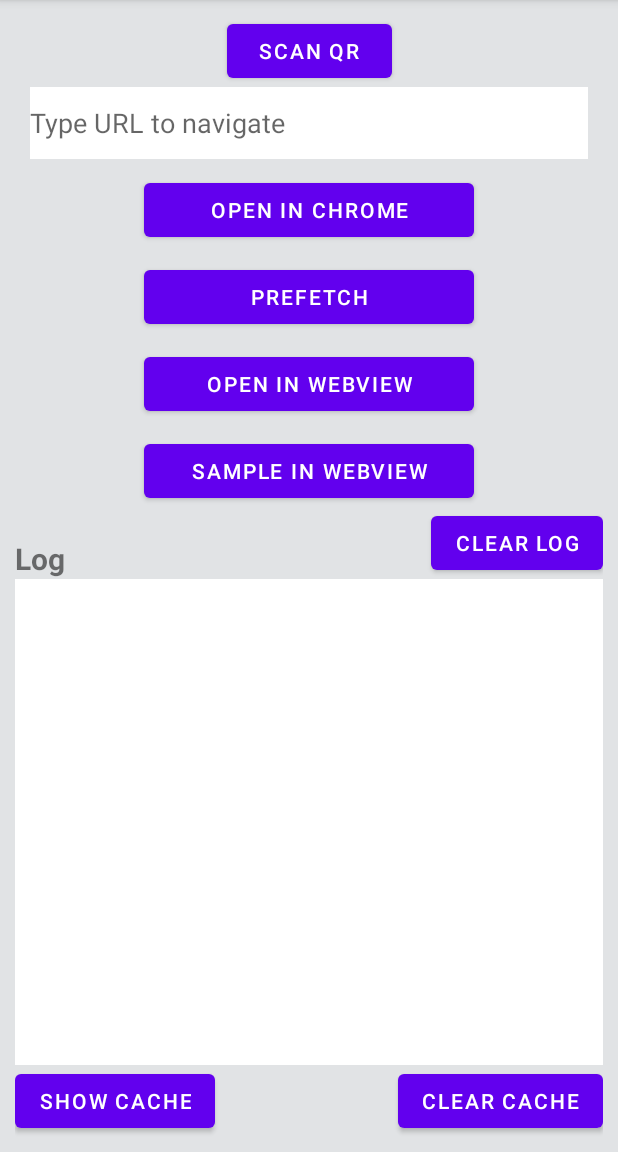
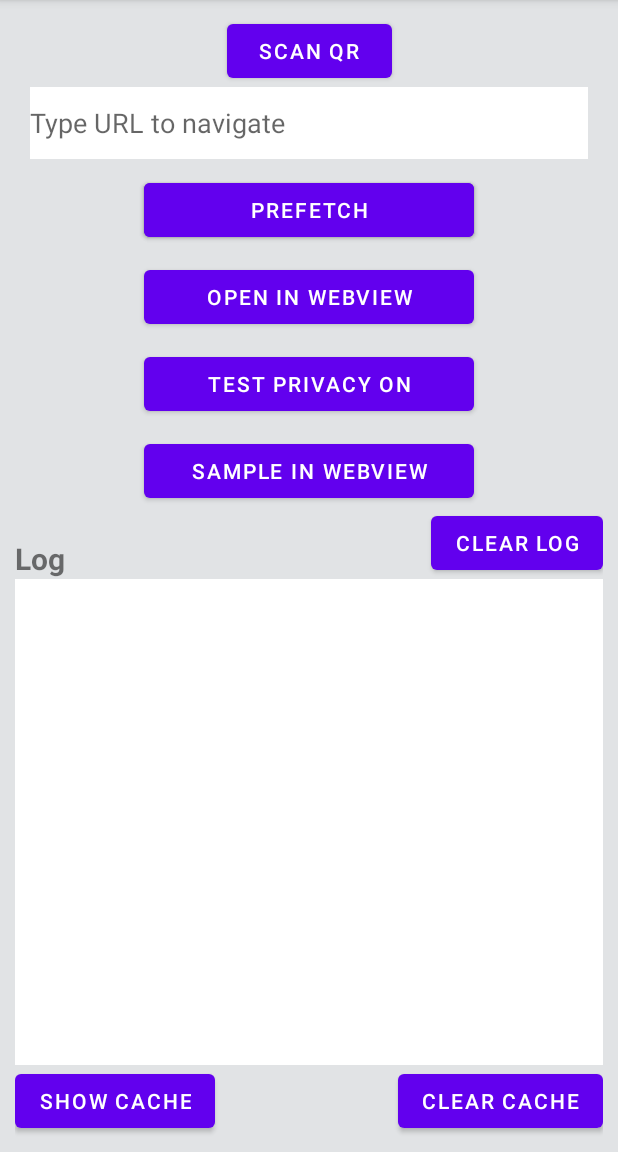
Before and after one commit to Transported-Labs/android-webview-sdk-demo, an Android app: the screen it shows after launch (MainActivity), on a phone screen of 412 x 824 dp, the part 84-1236 px from its top. Run offline under Robolectric (Android 15) with nearby library versions, the phone set to English and light mode, and no system bars; libraries missing offline, so code that uses them is left out: com.cueaudio.cuelightshow, com.google.zxing.integration; 1 statement that could not run was skipped.

Commit message:
Added option to navigate with privacy=true param

```diff
--- a/app/src/main/res/layout/activity_main.xml
+++ b/app/src/main/res/layout/activity_main.xml
@@ -51,7 +51,7 @@
         android:text="@string/prefetch"
         app:layout_constraintEnd_toEndOf="parent"
         app:layout_constraintStart_toStartOf="parent"
-        app:layout_constraintTop_toBottomOf="@id/openInChromeButton" />
+        app:layout_constraintTop_toBottomOf="@id/urlEditText" />
 
     <Button
         android:id="@+id/navigateButton"
@@ -63,6 +63,16 @@
         app:layout_constraintEnd_toEndOf="parent"
         app:layout_constraintStart_toStartOf="parent"
         app:layout_constraintTop_toBottomOf="@id/prefetchButton" />
+    <Button
+        android:id="@+id/navigateWithPrivacyButton"
+        android:layout_width="wrap_content"
+        android:layout_height="wrap_content"
+        android:layout_margin="10dp"
+        android:minWidth="@dimen/button_min_width"
+        android:text="@string/navigate_with_privacy"
+        app:layout_constraintEnd_toEndOf="parent"
+        app:layout_constraintStart_toStartOf="parent"
+        app:layout_constraintTop_toBottomOf="@id/navigateButton" />
 
     <Button
         android:id="@+id/openFileButton"
@@ -73,7 +83,7 @@
         android:text="@string/open_sample_page"
         app:layout_constraintEnd_toEndOf="parent"
         app:layout_constraintStart_toStartOf="parent"
-        app:layout_constraintTop_toBottomOf="@id/navigateButton" />
+        app:layout_constraintTop_toBottomOf="@id/navigateWithPrivacyButton" />
 
     <RelativeLayout
         android:id="@+id/log_topbar"
--- a/app/src/main/res/values/strings.xml
+++ b/app/src/main/res/values/strings.xml
@@ -2,6 +2,7 @@
     <string name="app_name">WebViewSDKDemo</string>
     <string name="prefetch">Prefetch</string>
     <string name="navigate_to_url">Open in WebView</string>
+    <string name="navigate_with_privacy">Test privacy ON</string>
     <string name="open_sample_page">Sample in WebView</string>
     <string name="open_in_browser">Open in Chrome</string>
     <string name="scan_qr">Scan QR</string>
```
Also changed, not shown: app/src/main/java/com/cueaudio/webviewsdkdemo/MainActivity.kt (+22 -2 lines).
